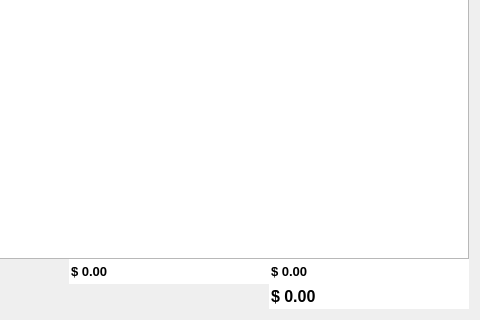
Before: the Qt Designer form presupuesto_widget.ui in mdchaparror/QFinanzas, drawn with Qt 5; both pictures show x 223 to 703 and y 112 to 432 of the 703 by 432 pixel window.
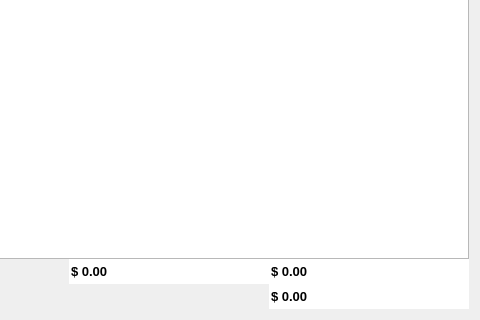
After: the same form once the commit is applied. Icons and pictures are not drawn.

```diff
--- a/presupuesto_widget.ui
+++ b/presupuesto_widget.ui
@@ -438,7 +438,7 @@
          </property>
          <property name="font">
           <font>
-           <pointsize>12</pointsize>
+           <pointsize>10</pointsize>
            <weight>75</weight>
            <bold>true</bold>
           </font>
```
